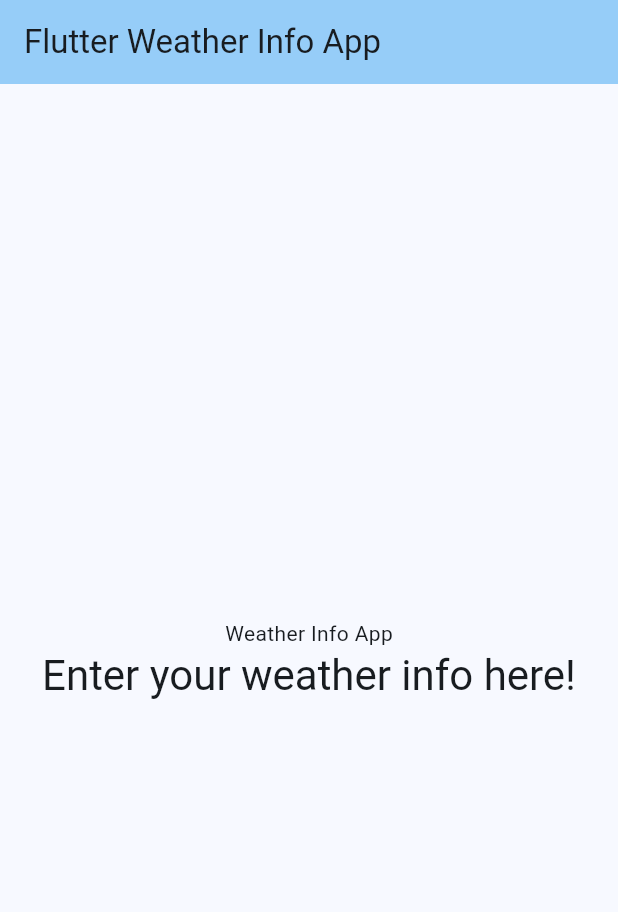
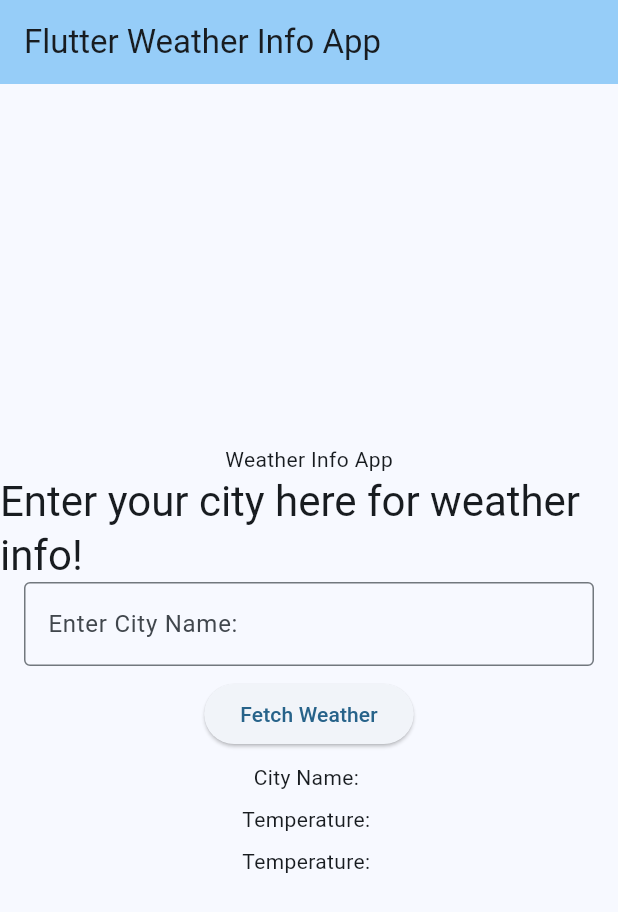
Before and after one commit to sheemieai/weather_info_app, a Flutter app: the screen it shows after launch, on a phone screen of 412 x 824 dp. Shown: the top 912 px of the screen. Run offline on Flutter 3.47's test engine with Material 3 defaults, Android fonts, the phone set to English and light mode, and no system bars.

Commit message:
Basic UI with input field and button

```diff
--- a/lib/main.dart
+++ b/lib/main.dart
@@ -1,3 +1,5 @@
+import 'dart:collection';
+
 import 'package:flutter/material.dart';
 
 void main() {
@@ -31,6 +33,79 @@ class MyHomePage extends StatefulWidget {
 }
 
 class _MyHomePageState extends State<MyHomePage> {
+  final TextEditingController _cityNameController = TextEditingController();
+  String _cityInputName = "";
+  String _cityName = "";
+  String _cityTemperature = "";
+  String _cityWeatherCondition = "";
+  final Map<String, Map<String, String>> cityWeatherMap = HashMap();
+
+  final Map<String, String> atlantaWeatherMap = {
+  "cityName": "Atlanta",
+  "cityTemperature": "90 degrees",
+  "cityWeatherCondition": "Raining"
+  };
+
+  final Map<String, String> seattleWeatherMap = {
+    "cityName": "Seattle",
+    "cityTemperature": "65 degrees",
+    "cityWeatherCondition": "Snowing"
+  };
+
+  final Map<String, String> newYorkWeatherMap = {
+    "cityName": "New York City",
+    "cityTemperature": "20 degrees",
+    "cityWeatherCondition": "Hailing"
+  };
+
+  final Map<String, String> miamiWeatherMap = {
+    "cityName": "Miami",
+    "cityTemperature": "70 degrees",
+    "cityWeatherCondition": "Thunder Storming"
+  };
+
+  @override
+  void initState() {
+    super.initState();
+    cityWeatherMap["atlanta"] = atlantaWeatherMap;
+    cityWeatherMap["seattle"] = seattleWeatherMap;
+    cityWeatherMap["newyorkcity"] = newYorkWeatherMap;
+    cityWeatherMap["miami"] = miamiWeatherMap;
+  }
+
+  // Fetch weather data for a specific city
+  void _fetchWeatherData() {
+    setState(() {
+      _cityInputName = _cityNameController.text;
+      _fetchCityName(_cityInputName);
+      _fetchCityTemperature(_cityInputName);
+      _fetchCityWeatherCondition(_cityInputName);
+    });
+
+    _cityNameController.clear();
+  }
+
+  // Fetch the city name for inputted city
+  void _fetchCityName(final String cityName) {
+    setState(() {
+      _cityName = cityWeatherMap[cityName.toLowerCase()
+          .replaceAll(' ', '')]?["cityName"] ?? "Not Found";
+    });
+  }
+
+  // Fetch the temperature for a specific city
+  void _fetchCityTemperature(final String cityName) {
+    setState(() {
+      _cityTemperature = cityWeatherMap[cityName.toLowerCase()
+          .replaceAll(' ', '')]?["cityTemperature"] ?? "Not Found";
+    });
+  }
+
+  // Fetch the weather condition for a specific city
+  void _fetchCityWeatherCondition(final String cityName) {
+    _cityWeatherCondition = cityWeatherMap[cityName.toLowerCase()
+        .replaceAll(' ', '')]?["cityWeatherCondition"] ?? "Not Found";
+  }
 
   @override
   Widget build(BuildContext context) {
@@ -47,8 +122,35 @@ class _MyHomePageState extends State<MyHomePage> {
               'Weather Info App',
             ),
             Text(
-              'Enter your weather info here!',
+              'Enter your city here for weather info!',
               style: Theme.of(context).textTheme.headlineMedium,
+            ),
+            Padding(
+              padding: const EdgeInsets.symmetric(horizontal: 16.0),
+              child: TextField(
+                controller: _cityNameController,
+                decoration: InputDecoration(
+                  border: OutlineInputBorder(),
+                  labelText: 'Enter City Name:',
+                ),
+              ),
+            ),
+            SizedBox(height: 8.0),
+            ElevatedButton(
+              onPressed: _fetchWeatherData,
+              child: Text('Fetch Weather'),
+            ),
+            SizedBox(height: 8.0),
+            Text(
+              'City Name: ' + _cityName
+            ),
+            SizedBox(height: 8.0),
+            Text(
+              'Temperature: ' + _cityTemperature
+            ),
+            SizedBox(height: 8.0),
+            Text(
+                'Temperature: ' + _cityWeatherCondition
             ),
           ],
         ),
```
